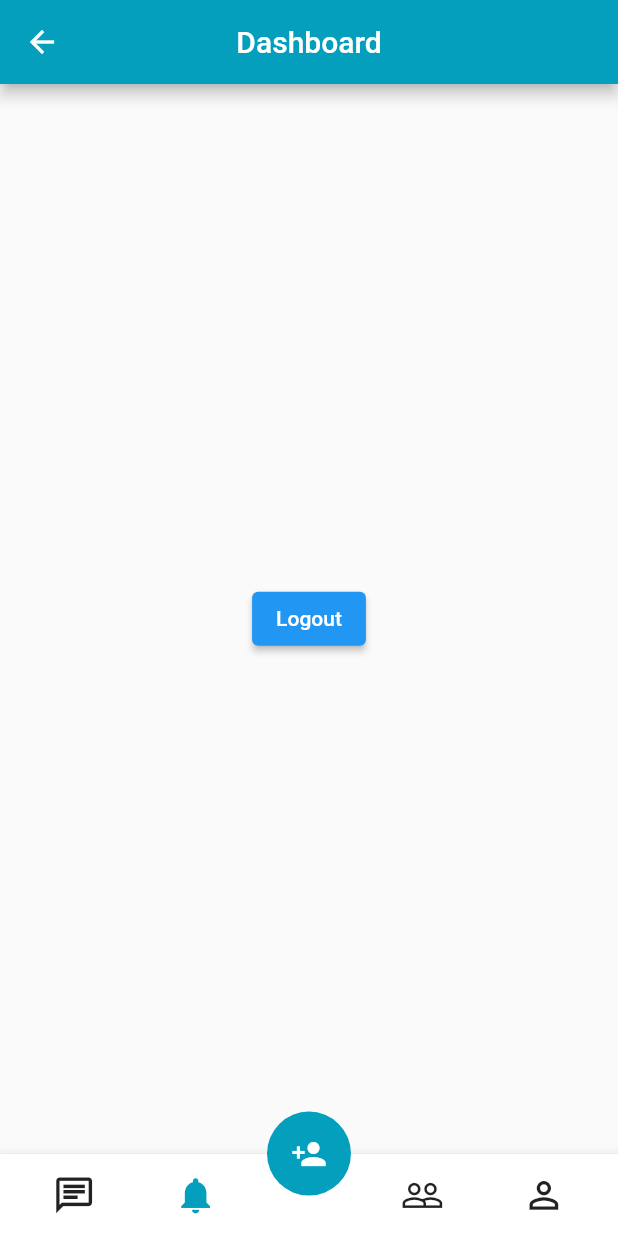
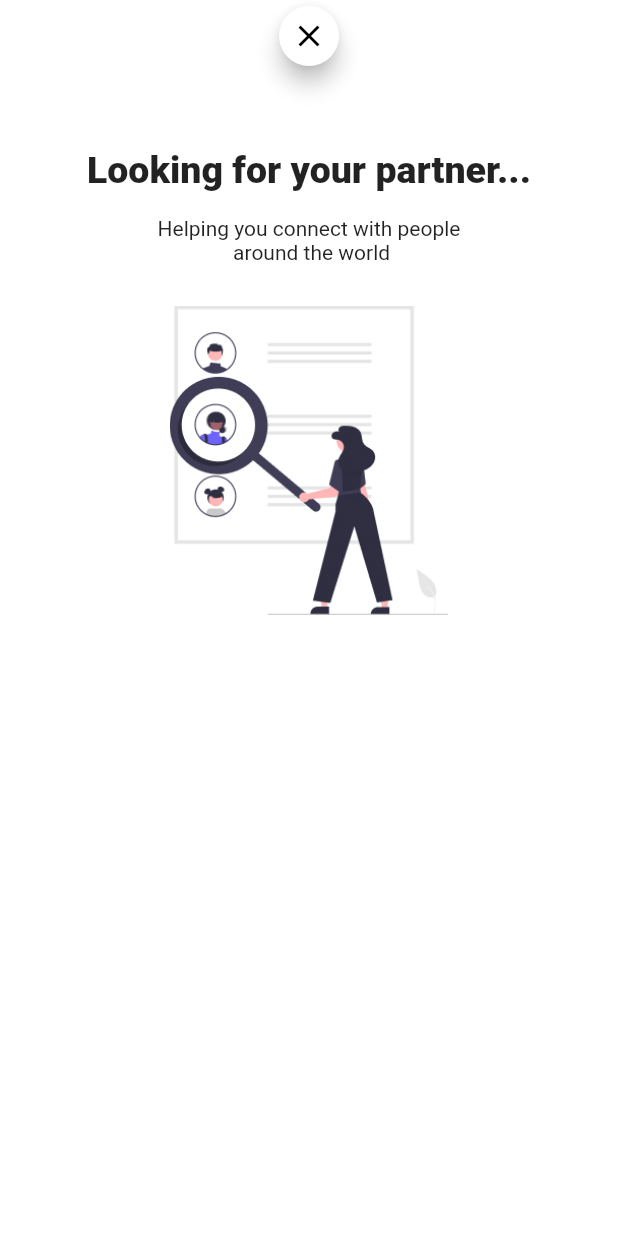
Before and after one commit to hoangcongminh/exchange_language_mobile, a Flutter app: the DashboardScreen screen opened directly, item 2 of the bottom bar chosen, after a tap on the "person add" icon, on a phone screen of 412 x 824 dp. Run offline on Flutter 3.47's test engine with Material 2 defaults, Android fonts, the phone set to English and light mode, and no system bars; our stand-ins replace bloc, dartz, dio, equatable, flutter_bloc, hive and 6 more; accounts and stored records are empty; generated files the repository leaves out were written again.

Commit message:
update ui

```diff
--- a/lib/presentation/app.dart
+++ b/lib/presentation/app.dart
@@ -68,7 +68,8 @@ class _ApplicationState extends State<Application> {
                 onGenerateRoute: (settings) =>
                     AppNavigator().getRoute(settings),
                 navigatorObservers: [AppNavigatorObserver()],
-                home: _screen,
+                // home: _screen,
+                home: DashboardScreen(),
               );
             },
           );
--- /dev/null
+++ b/lib/presentation/features/chat/pages/chat_screen.dart
@@ -0,0 +1,22 @@
+import 'package:flutter/material.dart';
+
+class ChatScreen extends StatefulWidget {
+  const ChatScreen({Key? key}) : super(key: key);
+
+  @override
+  State<ChatScreen> createState() => _ChatScreenState();
+}
+
+class _ChatScreenState extends State<ChatScreen> {
+  @override
+  Widget build(BuildContext context) {
+    return Scaffold(
+      appBar: AppBar(
+        title: Text('Chat'),
+      ),
+      body: Center(
+        child: Text('Chat'),
+      ),
+    );
+  }
+}
--- a/lib/presentation/features/dashboard/pages/dashboard_screen.dart
+++ b/lib/presentation/features/dashboard/pages/dashboard_screen.dart
@@ -1,7 +1,14 @@
 import 'package:exchange_language_mobile/presentation/common-bloc/app_bloc.dart';
 import 'package:exchange_language_mobile/presentation/features/authenticate/bloc/authenticate_bloc.dart';
+import 'package:exchange_language_mobile/presentation/features/chat/pages/chat_screen.dart';
+import 'package:exchange_language_mobile/presentation/features/dashboard/bloc/dashboard_bloc.dart';
 import 'package:exchange_language_mobile/presentation/features/dashboard/widgets/bottom_bar_item.dart';
+import 'package:exchange_language_mobile/presentation/features/discover/pages/discover_screen.dart';
+import 'package:exchange_language_mobile/presentation/features/filter/pages/filter_screen.dart';
+import 'package:exchange_language_mobile/presentation/features/notification/pages/notification_screen.dart';
+import 'package:exchange_language_mobile/presentation/features/user-profile/pages/user_profile_screen.dart';
 import 'package:flutter/material.dart';
+import 'package:flutter_bloc/flutter_bloc.dart';
 import 'package:sizer/sizer.dart';
 
 class DashboardScreen extends StatefulWidget {
@@ -19,24 +26,28 @@ class _DashboardScreenState extends State<DashboardScreen> {
     // AppBloc.initialHomeBloc();
   }
 
+  final List<Widget> _tabs = const [
+    ChatScreen(),
+    NotificationScreen(),
+    DiscoverScreen(),
+    UserProfileScreen(),
+  ];
+
   @override
   Widget build(BuildContext context) {
     return Scaffold(
-      appBar: AppBar(
-        title: const Text(
-          'Dashboard',
-          style: TextStyle(color: Colors.white),
-        ),
-        centerTitle: true,
-      ),
       floatingActionButton: FloatingActionButton(
         elevation: 0,
         backgroundColor: Theme.of(context).primaryColor,
-        onPressed: () {},
+        onPressed: () {
+          Navigator.of(context)
+              .push(MaterialPageRoute(builder: (context) => FilterScreen()));
+        },
         child: const Icon(Icons.person_add),
       ),
       floatingActionButtonLocation: FloatingActionButtonLocation.centerDocked,
       bottomNavigationBar: BottomAppBar(
+        shape: CircularNotchedRectangle(),
         child: Container(
           height: 40.sp,
           padding: EdgeInsets.symmetric(horizontal: 6.5.sp),
@@ -51,20 +62,20 @@ class _DashboardScreenState extends State<DashboardScreen> {
           ),
           child: Row(
             children: [
-              const BottomBarItem(
+              BottomBarItem(
                   activeIcon: Icons.chat,
                   inactiveIcon: Icons.chat_outlined,
                   index: 0),
-              const BottomBarItem(
+              BottomBarItem(
                   activeIcon: Icons.notifications,
                   inactiveIcon: Icons.notifications_outlined,
                   index: 1),
               SizedBox(width: 51.sp),
-              const BottomBarItem(
+              BottomBarItem(
                   activeIcon: Icons.people,
                   inactiveIcon: Icons.people_outline,
                   index: 2),
-              const BottomBarItem(
+              BottomBarItem(
                   activeIcon: Icons.person,
                   inactiveIcon: Icons.person_outline,
                   index: 3),
@@ -72,18 +83,10 @@ class _DashboardScreenState extends State<DashboardScreen> {
           ),
         ),
       ),
-      body: Center(
-        child: Column(
-          mainAxisAlignment: MainAxisAlignment.center,
-          children: [
-            ElevatedButton(
-              child: const Text('Logout'),
-              onPressed: () {
-                AppBloc.authenticateBloc.add(LogoutEvent());
-              },
-            ),
-          ],
-        ),
+      body: BlocBuilder<DashboardBloc, DashboardState>(
+        builder: (context, state) {
+          return _tabs[state.index];
+        },
       ),
     );
   }
--- a/lib/presentation/features/dashboard/widgets/bottom_bar_item.dart
+++ b/lib/presentation/features/dashboard/widgets/bottom_bar_item.dart
@@ -8,7 +8,8 @@ class BottomBarItem extends StatelessWidget {
   final IconData activeIcon;
   final IconData inactiveIcon;
   final int index;
-  const BottomBarItem(
+  // ignore: prefer_const_constructors_in_immutables
+  BottomBarItem(
       {Key? key,
       required this.index,
       required this.activeIcon,
@@ -18,10 +19,10 @@ class BottomBarItem extends StatelessWidget {
   @override
   Widget build(BuildContext context) {
     return Expanded(
-      child: GestureDetector(
-        onTap: () =>
+      child: IconButton(
+        onPressed: () =>
             AppBloc.dashboardBloc.add(OnChangeIndexEvent(index: index)),
-        child: BlocBuilder<DashboardBloc, DashboardState>(
+        icon: BlocBuilder<DashboardBloc, DashboardState>(
             builder: (context, state) {
           int _currentIndex = state.index;
           return Icon(
--- /dev/null
+++ b/lib/presentation/features/filter/pages/filter_screen.dart
@@ -0,0 +1,53 @@
+import 'package:flutter/material.dart';
+import 'package:sizer/sizer.dart';
+
+class FilterScreen extends StatelessWidget {
+  const FilterScreen({Key? key}) : super(key: key);
+
+  @override
+  Widget build(BuildContext context) {
+    return Scaffold(
+      floatingActionButtonLocation: FloatingActionButtonLocation.centerTop,
+      floatingActionButton: FloatingActionButton(
+        mini: true,
+        backgroundColor: Colors.white,
+        child: Icon(Icons.close, color: Colors.black),
+        onPressed: () {
+          Navigator.of(context).pop();
+        },
+      ),
+      body: Padding(
+        padding: EdgeInsets.only(top: 12.h),
+        child: SizedBox(
+          width: double.infinity,
+          child: Column(
+            mainAxisSize: MainAxisSize.max,
+            mainAxisAlignment: MainAxisAlignment.start,
+            crossAxisAlignment: CrossAxisAlignment.center,
+            children: [
+              Text(
+                'Looking for your partner...',
+                style: Theme.of(context)
+                    .textTheme
+                    .headline6
+                    ?.copyWith(fontWeight: FontWeight.w800, fontSize: 25),
+                textAlign: TextAlign.center,
+              ),
+              SizedBox(height: 12.sp),
+              const Text(
+                'Helping you connect with people \n around the world ',
+                textAlign: TextAlign.center,
+              ),
+              SizedBox(height: 20.sp),
+              Image.asset(
+                'assets/images/looking_for_partner.jpg',
+                width: 50.w,
+                height: 50.w,
+              ),
+            ],
+          ),
+        ),
+      ),
+    );
+  }
+}
--- /dev/null
+++ b/lib/presentation/features/notification/pages/notification_screen.dart
@@ -0,0 +1,21 @@
+import 'package:exchange_language_mobile/presentation/features/notification/widgets/notification_shimmer_list.dart';
+import 'package:flutter/material.dart';
+
+class NotificationScreen extends StatefulWidget {
+  const NotificationScreen({Key? key}) : super(key: key);
+
+  @override
+  State<NotificationScreen> createState() => _NotificationScreenState();
+}
+
+class _NotificationScreenState extends State<NotificationScreen> {
+  @override
+  Widget build(BuildContext context) {
+    return Scaffold(
+      appBar: AppBar(
+        title: const Text('Notification'),
+      ),
+      body: const NotificationShimmerList(),
+    );
+  }
+}
--- /dev/null
+++ b/lib/presentation/features/notification/widgets/notification_shimmer_item.dart
@@ -0,0 +1,64 @@
+import 'package:flutter/material.dart';
+import 'package:shimmer/shimmer.dart';
+import 'package:sizer/sizer.dart';
+
+class NotificationShimmerItem extends StatelessWidget {
+  const NotificationShimmerItem({Key? key}) : super(key: key);
+
+  @override
+  Widget build(BuildContext context) {
+    return Container(
+      padding: EdgeInsets.symmetric(horizontal: 16.sp, vertical: 12.sp),
+      child: Row(
+        mainAxisAlignment: MainAxisAlignment.start,
+        crossAxisAlignment: CrossAxisAlignment.center,
+        children: [
+          Shimmer.fromColors(
+            baseColor: Colors.grey.withOpacity(0.7),
+            highlightColor: Colors.grey.withOpacity(0.2),
+            child: Container(
+              width: 40.sp,
+              height: 40.sp,
+              decoration: BoxDecoration(
+                color: Colors.grey.withOpacity(0.5),
+                borderRadius: BorderRadius.circular(50),
+              ),
+            ),
+          ),
+          SizedBox(width: 12.sp),
+          Expanded(
+            child: Column(
+              mainAxisAlignment: MainAxisAlignment.start,
+              crossAxisAlignment: CrossAxisAlignment.start,
+              children: [
+                Shimmer.fromColors(
+                  baseColor: Colors.grey.withOpacity(0.7),
+                  highlightColor: Colors.grey.withOpacity(0.2),
+                  child: Container(
+                    height: 20.sp,
+                    width: 165.w,
+                    decoration: BoxDecoration(
+                      color: Colors.grey.withOpacity(0.5),
+                    ),
+                  ),
+                ),
+                SizedBox(height: 2.sp),
+                Shimmer.fromColors(
+                  baseColor: Colors.grey.withOpacity(0.7),
+                  highlightColor: Colors.grey.withOpacity(0.2),
+                  child: Container(
+                    height: 13.sp,
+                    width: 15.w,
+                    decoration: BoxDecoration(
+                      color: Colors.grey.withOpacity(0.5),
+                    ),
+                  ),
+                ),
+              ],
+            ),
+          ),
+        ],
+      ),
+    );
+  }
+}
--- /dev/null
+++ b/lib/presentation/features/notification/widgets/notification_shimmer_list.dart
@@ -0,0 +1,15 @@
+import 'package:exchange_language_mobile/presentation/features/notification/widgets/notification_shimmer_item.dart';
+import 'package:flutter/material.dart';
+
+class NotificationShimmerList extends StatelessWidget {
+  const NotificationShimmerList({Key? key}) : super(key: key);
+
+  @override
+  Widget build(BuildContext context) {
+    return ListView.builder(
+      physics: const NeverScrollableScrollPhysics(),
+      itemCount: 6,
+      itemBuilder: (context, index) => const NotificationShimmerItem(),
+    );
+  }
+}
--- a/lib/presentation/theme/colors.dart
+++ b/lib/presentation/theme/colors.dart
@@ -2,4 +2,5 @@ import 'package:flutter/material.dart';
 
 class AppColors {
   static const primaryColor = Color(0xFF039FBC);
+  static const scaffoldBackground = Color(0xFFFFFFFF);
 }
--- a/lib/presentation/theme/theme.dart
+++ b/lib/presentation/theme/theme.dart
@@ -6,6 +6,7 @@ ThemeData defaultTheme() {
     appBarTheme: const AppBarTheme(
       color: AppColors.primaryColor,
     ),
+    scaffoldBackgroundColor: AppColors.scaffoldBackground,
     primaryColor: AppColors.primaryColor,
     visualDensity: VisualDensity.adaptivePlatformDensity,
   );
--- a/pubspec.yaml
+++ b/pubspec.yaml
@@ -28,6 +28,7 @@ dependencies:
   dartz: ^0.10.1
   sizer: ^2.0.15
   image_picker: ^0.8.5
+  shimmer: ^2.0.0
 
 dev_dependencies:
   build_runner: ^2.1.8
```
Also changed, not shown: lib/presentation/features/discover/pages/discover_screen.dart (added, +22 -0 lines), lib/presentation/features/user-profile/pages/user_profile_screen.dart (added, +32 -0 lines), pubspec.lock.
